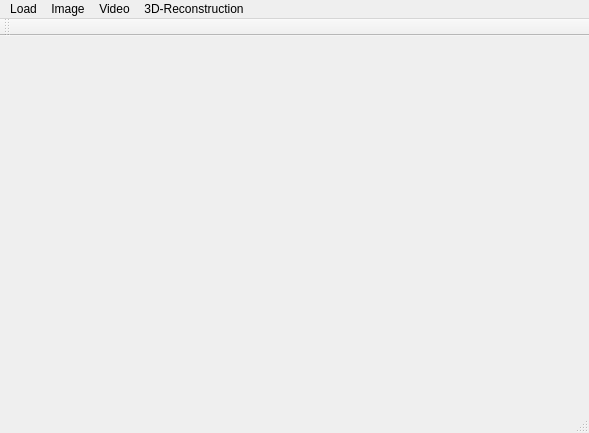
Above: LFR-ReaderQT/mainwindow.ui from cpetry/Lightfield-Reader before the change. Below: the same form after it.
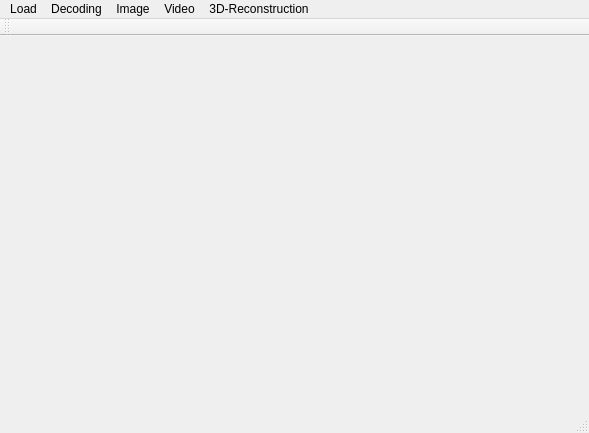
That is the form after the change.

```diff
--- a/LFR-ReaderQT/mainwindow.ui
+++ b/LFR-ReaderQT/mainwindow.ui
@@ -53,7 +53,15 @@
     <addaction name="actionCreate_3DScene"/>
     <addaction name="actionGenerate_DepthMap"/>
    </widget>
+   <widget class="QMenu" name="menuDecoding">
+    <property name="title">
+     <string>Decoding</string>
+    </property>
+    <addaction name="actionCreateCalibrationImage"/>
+    <addaction name="actionCho_EstimateCenterPositions"/>
+   </widget>
    <addaction name="menuLoad"/>
+   <addaction name="menuDecoding"/>
    <addaction name="menuImage"/>
    <addaction name="menuVideo"/>
    <addaction name="menu3D_Reconstruction"/>
```
Left out of the diff: 6 changed lines with no effect on the pictures.
